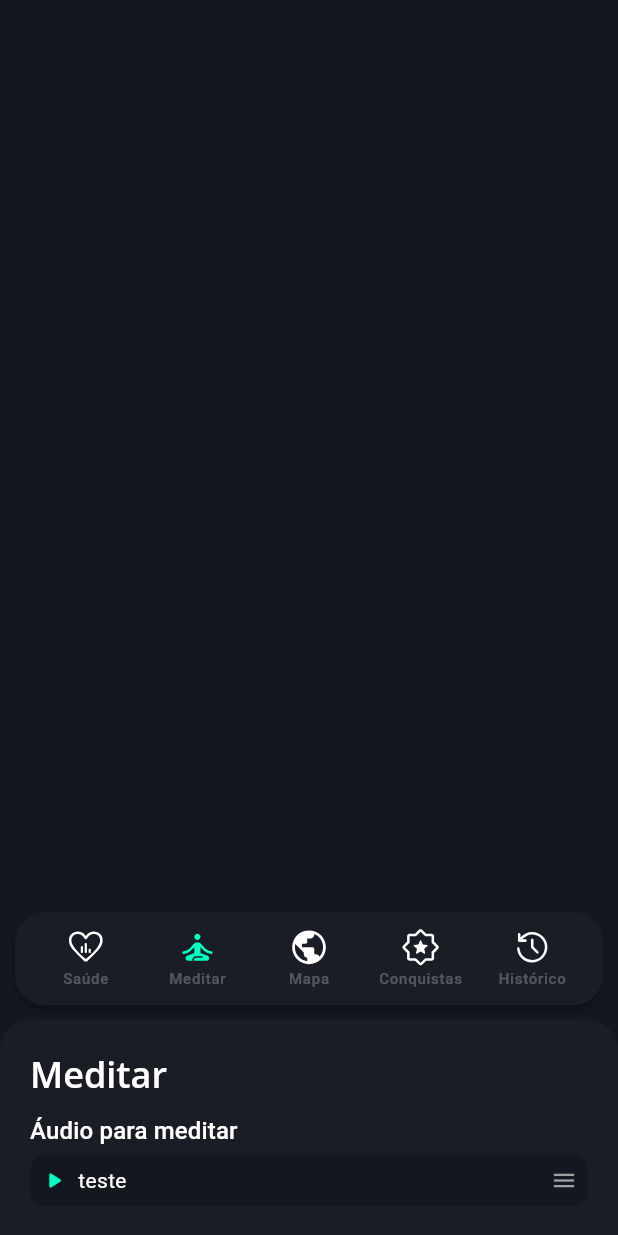
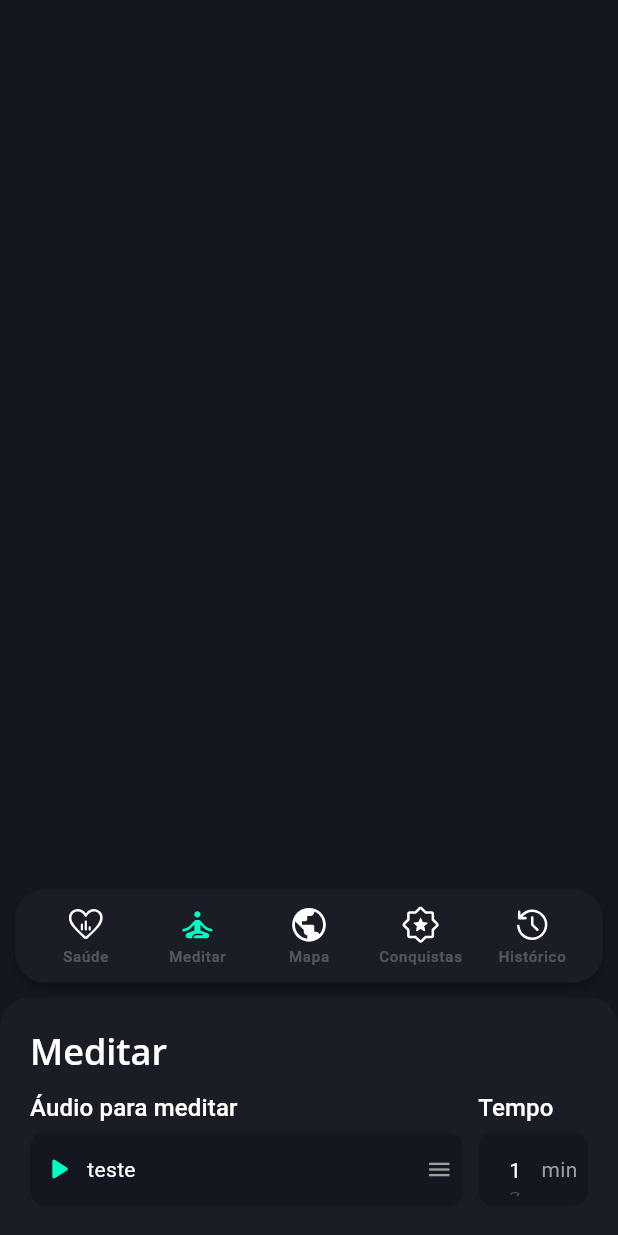
Before and after one commit to hisnaider/Bora-Caminhar, a Flutter app: the screen it shows after launch, after a tap on "Meditar", on a phone screen of 412 x 824 dp. Run offline on Flutter 3.47's test engine with Material 3 defaults, Android fonts, the phone set to English and light mode, and no system bars; our stand-ins replace flutter_svg; missing offline and left inert: dart:ffi.

Commit message:
_MeditationTime created in meditation.dart

```diff
--- a/lib/screens/meditation.dart
+++ b/lib/screens/meditation.dart
@@ -19,7 +19,13 @@ class MeditationWidget extends StatelessWidget {
           ),
           const Row(
             mainAxisAlignment: MainAxisAlignment.spaceBetween,
-            children: [_AudioSelector()],
+            children: [
+              _AudioSelector(),
+              SizedBox(
+                width: 10,
+              ),
+              _MeditationTime()
+            ],
           )
         ],
       ),
@@ -64,15 +70,19 @@ class __AudioSelectorState extends State<_AudioSelector> {
             decoration: BoxDecoration(
                 borderRadius: BorderRadius.circular(10),
                 color: Theme.of(context).colorScheme.surface),
+            child: SizedBox(
+              height: 35,
               child: Row(
                 crossAxisAlignment: CrossAxisAlignment.center,
                 children: [
                   InkWell(
                     onTap: playAndPause,
                     child: Icon(
-                    isPlaying ? Icons.pause_rounded : Icons.play_arrow_rounded,
+                      isPlaying
+                          ? Icons.pause_rounded
+                          : Icons.play_arrow_rounded,
                       color: Theme.of(context).colorScheme.primary,
-                    size: 18,
+                      size: 24,
                     ),
                   ),
                   const SizedBox(width: 7),
@@ -86,8 +96,58 @@ class __AudioSelectorState extends State<_AudioSelector> {
                 ],
               ),
             ),
+          ),
         ],
       ),
     );
   }
 }
+
+class _MeditationTime extends StatelessWidget {
+  const _MeditationTime({super.key});
+
+  @override
+  Widget build(BuildContext context) {
+    return Column(
+      crossAxisAlignment: CrossAxisAlignment.start,
+      children: [
+        Text(
+          "Tempo",
+          style: Theme.of(context).textTheme.titleSmall,
+        ),
+        SizedBox(height: 5),
+        Container(
+          padding: const EdgeInsets.all(7),
+          decoration: BoxDecoration(
+              borderRadius: BorderRadius.circular(10),
+              color: Theme.of(context).colorScheme.surface),
+          child: Row(
+            crossAxisAlignment: CrossAxisAlignment.center,
+            children: [
+              SizedBox(
+                height: 35,
+                width: 35,
+                child: ListWheelScrollView.useDelegate(
+                  itemExtent: 18,
+                  physics: const FixedExtentScrollPhysics(),
+                  diameterRatio: 1.25,
+                  overAndUnderCenterOpacity: 0.25,
+                  childDelegate: ListWheelChildBuilderDelegate(
+                    childCount: 60,
+                    builder: (context, index) => Text(
+                      "${index + 1}",
+                    ),
+                  ),
+                ),
+              ),
+              Text(
+                "min",
+                style: TextStyle(color: Colors.grey),
+              ),
+            ],
+          ),
+        ),
+      ],
+    );
+  }
+}
```
Lines whose indentation alone changed are shown as unchanged.
